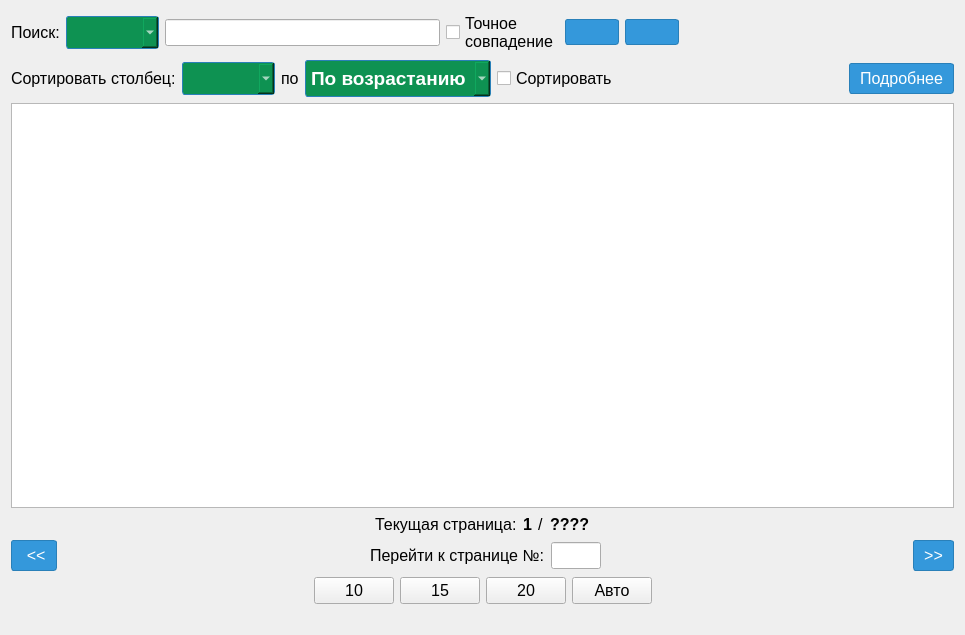
This is Gui/TabWidgets/existingtables.ui in MyEdit/Casino_Client as Qt 5 draws it before an edit. The edited form follows.
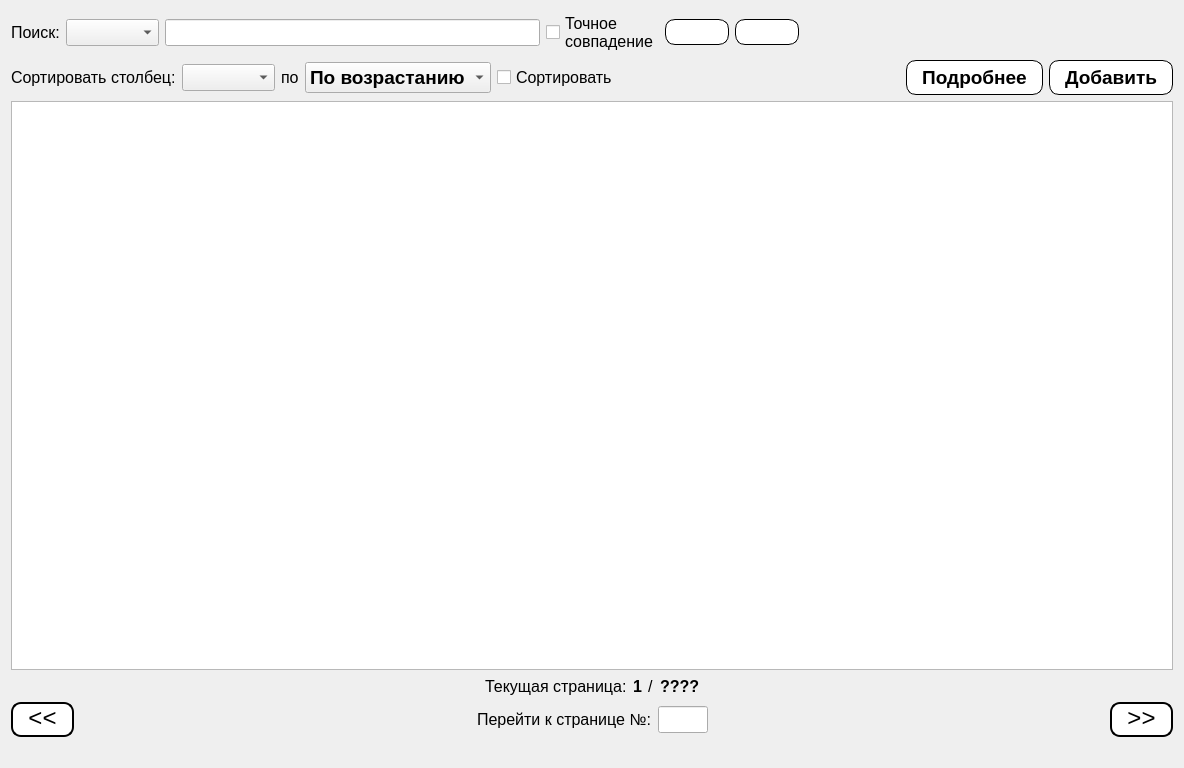
This is the edited form. Icons and pictures are not drawn.

```diff
--- a/Gui/TabWidgets/existingtables.ui
+++ b/Gui/TabWidgets/existingtables.ui
@@ -6,8 +6,8 @@
    <rect>
     <x>0</x>
     <y>0</y>
-    <width>965</width>
-    <height>635</height>
+    <width>1184</width>
+    <height>768</height>
    </rect>
   </property>
   <property name="windowTitle">
@@ -39,26 +39,6 @@
          <bold>true</bold>
         </font>
        </property>
-       <property name="styleSheet">
-        <string notr="true">QComboBox {    
-	background-color: #0E9252;    
-	border: 1px solid #2980b9;    
-	color: #ffffff;    
-	padding: 5px;    
-	border-radius: 3px;
-}
-
-QComboBox:hover {   
-	background-color: #42A977;    
-	border: 1px solid #1c6da5;
-}
-
-QComboBox:disabled {   
-	background-color: #d3d3d3;    
-	color: #555555;   
-	border: 1px solid #a3a3a3;
-}</string>
-       </property>
       </widget>
      </item>
      <item>
@@ -89,11 +69,11 @@
       <widget class="QPushButton" name="pushButton_search_2">
        <property name="styleSheet">
         <string notr="true">QPushButton {
-	background-color: #3498db;
-	border: 1px solid #2980b9;
-	color: #ffffff;
-	padding: 5px 10px;
-	border-radius: 3px;
+    background-color: white;
+    border: 1px solid black;
+    border-radius: 10px;
+    padding: 5px 15px;
+    color: black;
 }
 
 QPushButton:hover {
@@ -102,14 +82,7 @@
 }
 
 QPushButton:pressed {
-	background-color: #1a548b;
-	border: 1px solid #174172;
-}
-
-QPushButton:disabled {
-	background-color: #d3d3d3;
-	color: #555555;
-	border: 1px solid #a3a3a3;
+	background-color: rgba(220, 60, 190, 255);
 }</string>
        </property>
        <property name="text">
@@ -131,11 +104,11 @@
       <widget class="QPushButton" name="clearSearch_2">
        <property name="styleSheet">
         <string notr="true">QPushButton {
-	background-color: #3498db;
-	border: 1px solid #2980b9;
-	color: #ffffff;
-	padding: 5px 10px;
-	border-radius: 3px;
+    background-color: white;
+    border: 1px solid black;
+    border-radius: 10px;
+    padding: 5px 15px;
+    color: black;
 }
 
 QPushButton:hover {
@@ -144,14 +117,7 @@
 }
 
 QPushButton:pressed {
-	background-color: #1a548b;
-	border: 1px solid #174172;
-}
-
-QPushButton:disabled {
-	background-color: #d3d3d3;
-	color: #555555;
-	border: 1px solid #a3a3a3;
+	background-color: rgba(220, 60, 190, 255);
 }</string>
        </property>
        <property name="text">
@@ -209,26 +175,6 @@
          <bold>true</bold>
         </font>
        </property>
-       <property name="styleSheet">
-        <string notr="true">QComboBox {    
-	background-color: #0E9252;    
-	border: 1px solid #2980b9;    
-	color: #ffffff;    
-	padding: 5px;    
-	border-radius: 3px;
-}
-
-QComboBox:hover {   
-	background-color: #42A977;    
-	border: 1px solid #1c6da5;
-}
-
-QComboBox:disabled {   
-	background-color: #d3d3d3;    
-	color: #555555;   
-	border: 1px solid #a3a3a3;
-}</string>
-       </property>
       </widget>
      </item>
      <item>
@@ -266,26 +212,6 @@
          <bold>true</bold>
         </font>
        </property>
-       <property name="styleSheet">
-        <string notr="true">QComboBox {    
-	background-color: #0E9252;    
-	border: 1px solid #2980b9;    
-	color: #ffffff;    
-	padding: 5px;    
-	border-radius: 3px;
-}
-
-QComboBox:hover {   
-	background-color: #42A977;    
-	border: 1px solid #1c6da5;
-}
-
-QComboBox:disabled {   
-	background-color: #d3d3d3;    
-	color: #555555;   
-	border: 1px solid #a3a3a3;
-}</string>
-       </property>
        <item>
         <property name="text">
          <string>По возрастанию</string>
@@ -329,16 +255,18 @@
        <property name="font">
         <font>
          <family>Segoe UI</family>
-         <pointsize>12</pointsize>
+         <pointsize>14</pointsize>
+         <weight>75</weight>
+         <bold>true</bold>
         </font>
        </property>
        <property name="styleSheet">
         <string notr="true">QPushButton {
-	background-color: #3498db;
-	border: 1px solid #2980b9;
-	color: #ffffff;
-	padding: 5px 10px;
-	border-radius: 3px;
+    background-color: white;
+    border: 1px solid black;
+    border-radius: 10px;
+    padding: 5px 15px;
+    color: black;
 }
 
 QPushButton:hover {
@@ -347,14 +275,7 @@
 }
 
 QPushButton:pressed {
-	background-color: #1a548b;
-	border: 1px solid #174172;
-}
-
-QPushButton:disabled {
-	background-color: #d3d3d3;
-	color: #555555;
-	border: 1px solid #a3a3a3;
+	background-color: rgba(220, 60, 190, 255);
 }</string>
        </property>
        <property name="text">
@@ -362,6 +283,39 @@
        </property>
       </widget>
      </item>
+     <item>
+      <widget class="QPushButton" name="pushButton">
+       <property name="font">
+        <font>
+         <family>Segoe UI</family>
+         <pointsize>14</pointsize>
+         <weight>75</weight>
+         <bold>true</bold>
+        </font>
+       </property>
+       <property name="styleSheet">
+        <string notr="true">QPushButton {
+    background-color: white;
+    border: 1px solid black;
+    border-radius: 10px;
+    padding: 5px 15px;
+    color: black;
+}
+
+QPushButton:hover {
+    background-color: rgb(100, 88, 255);
+	color: white;
+}
+
+QPushButton:pressed {
+	background-color: rgba(220, 60, 190, 255);
+}</string>
+       </property>
+       <property name="text">
+        <string>Добавить</string>
+       </property>
+      </widget>
+     </item>
     </layout>
    </item>
    <item>
@@ -467,16 +421,19 @@
        <property name="font">
         <font>
          <family>Segoe UI</family>
-         <pointsize>12</pointsize>
+         <pointsize>18</pointsize>
         </font>
        </property>
        <property name="styleSheet">
         <string notr="true">QPushButton {
-	background-color: #3498db;
-	border: 1px solid #2980b9;
-	color: #ffffff;
-	padding: 5px 10px;
-	border-radius: 3px;
+	background-color: white;
+    border: 2px solid black; /* добавляем обводку */
+    border-radius: 10px;
+    border-radius: 10px;
+    padding-left: 15px;
+    padding-right: 15px;
+	padding-bottom: 3px;
+    color: black;
 }
 
 QPushButton:hover {
@@ -485,18 +442,11 @@
 }
 
 QPushButton:pressed {
-	background-color: #1a548b;
-	border: 1px solid #174172;
-}
-
-QPushButton:disabled {
-	background-color: #d3d3d3;
-	color: #555555;
-	border: 1px solid #a3a3a3;
+	background-color: rgba(220, 60, 190, 255);
 }</string>
        </property>
        <property name="text">
-        <string> &lt;&lt;</string>
+        <string>&lt;&lt;</string>
        </property>
       </widget>
      </item>
@@ -560,16 +510,19 @@
        <property name="font">
         <font>
          <family>Segoe UI</family>
-         <pointsize>12</pointsize>
+         <pointsize>18</pointsize>
         </font>
        </property>
        <property name="styleSheet">
         <string notr="true">QPushButton {
-	background-color: #3498db;
-	border: 1px solid #2980b9;
-	color: #ffffff;
-	padding: 5px 10px;
-	border-radius: 3px;
+	background-color: white;
+    border: 2px solid black; /* добавляем обводку */
+    border-radius: 10px;
+    border-radius: 10px;
+    padding-left: 15px;
+    padding-right: 15px;
+	padding-bottom: 3px;
+    color: black;
 }
 
 QPushButton:hover {
@@ -578,14 +531,7 @@
 }
 
 QPushButton:pressed {
-	background-color: #1a548b;
-	border: 1px solid #174172;
-}
-
-QPushButton:disabled {
-	background-color: #d3d3d3;
-	color: #555555;
-	border: 1px solid #a3a3a3;
+	background-color: rgba(220, 60, 190, 255);
 }</string>
        </property>
        <property name="text">
@@ -595,88 +541,6 @@
      </item>
     </layout>
    </item>
-   <item>
-    <layout class="QHBoxLayout" name="horizontalLayout_7">
-     <item>
-      <spacer name="horizontalSpacer_11">
-       <property name="orientation">
-        <enum>Qt::Horizontal</enum>
-       </property>
-       <property name="sizeHint" stdset="0">
-        <size>
-         <width>40</width>
-         <height>20</height>
-        </size>
-       </property>
-      </spacer>
-     </item>
-     <item>
-      <widget class="QPushButton" name="numberRows_11">
-       <property name="font">
-        <font>
-         <family>Segoe UI</family>
-         <pointsize>12</pointsize>
-        </font>
-       </property>
-       <property name="text">
-        <string>10</string>
-       </property>
-      </widget>
-     </item>
-     <item>
-      <widget class="QPushButton" name="numberRows_16">
-       <property name="font">
-        <font>
-         <family>Segoe UI</family>
-         <pointsize>12</pointsize>
-        </font>
-       </property>
-       <property name="text">
-        <string>15</string>
-       </property>
-      </widget>
-     </item>
-     <item>
-      <widget class="QPushButton" name="numberRows_21">
-       <property name="font">
-        <font>
-         <family>Segoe UI</family>
-         <pointsize>12</pointsize>
-        </font>
-       </property>
-       <property name="text">
-        <string>20</string>
-       </property>
-      </widget>
-     </item>
-     <item>
-      <widget class="QPushButton" name="automaticNumberRows_2">
-       <property name="font">
-        <font>
-         <family>Segoe UI</family>
-         <pointsize>12</pointsize>
-        </font>
-       </property>
-       <property name="text">
-        <string>Авто</string>
-       </property>
-      </widget>
-     </item>
-     <item>
-      <spacer name="horizontalSpacer_12">
-       <property name="orientation">
-        <enum>Qt::Horizontal</enum>
-       </property>
-       <property name="sizeHint" stdset="0">
-        <size>
-         <width>40</width>
-         <height>20</height>
-        </size>
-       </property>
-      </spacer>
-     </item>
-    </layout>
-   </item>
    <item>
     <widget class="QLabel" name="status">
      <property name="text">
```
Left out of the diff: 20 changed lines with no effect on the pictures.
